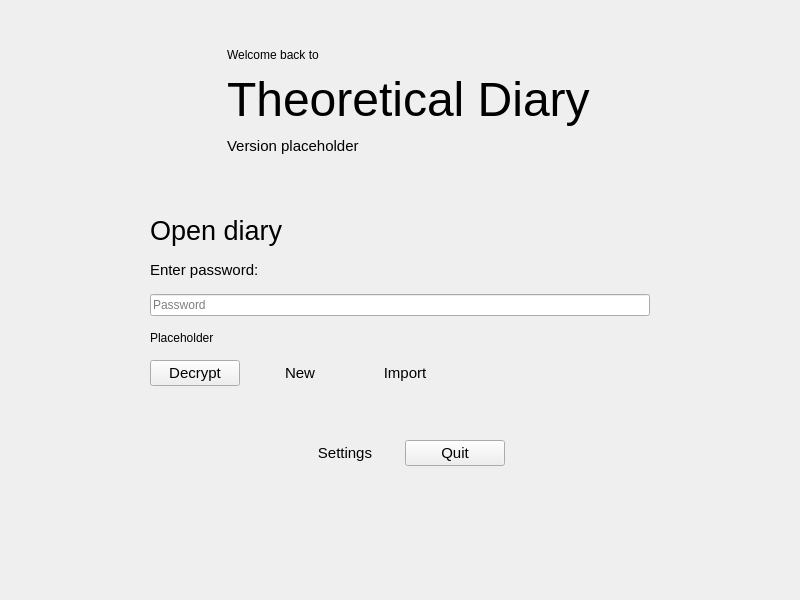
Before: the Qt Designer form src/gui/mainmenu.ui in someretical/TheoreticalDiary, drawn with Qt 5.
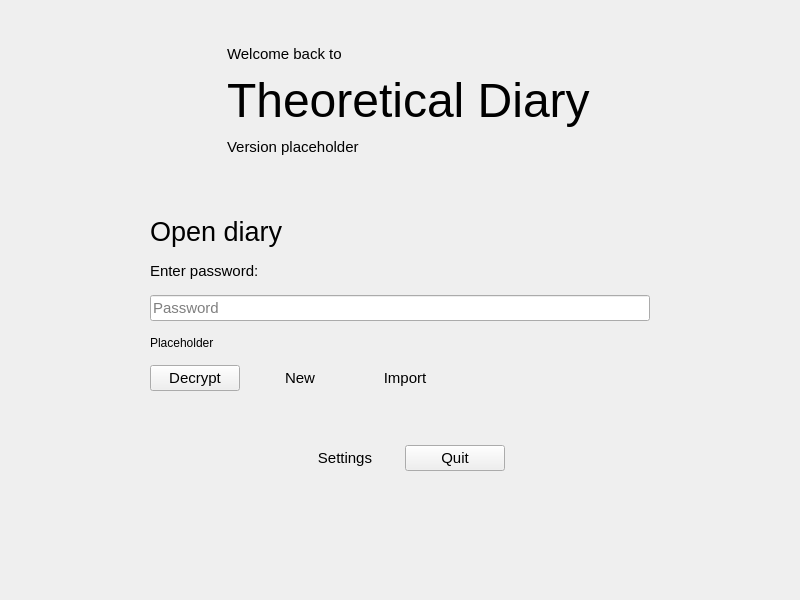
After: the same form once the commit is applied. Icons and pictures are not drawn. Custom widgets are drawn as their Qt base class.

Patch:
```diff
--- a/src/gui/mainmenu.ui
+++ b/src/gui/mainmenu.ui
@@ -165,6 +165,11 @@
         </item>
         <item row="1" column="0">
          <widget class="QLabel" name="label_5">
+          <property name="font">
+           <font>
+            <pointsize>11</pointsize>
+           </font>
+          </property>
           <property name="text">
            <string>Welcome back to</string>
           </property>
@@ -289,6 +294,11 @@
           <height>0</height>
          </size>
         </property>
+        <property name="font">
+         <font>
+          <pointsize>11</pointsize>
+         </font>
+        </property>
         <property name="maxLength">
          <number>256</number>
         </property>
```
